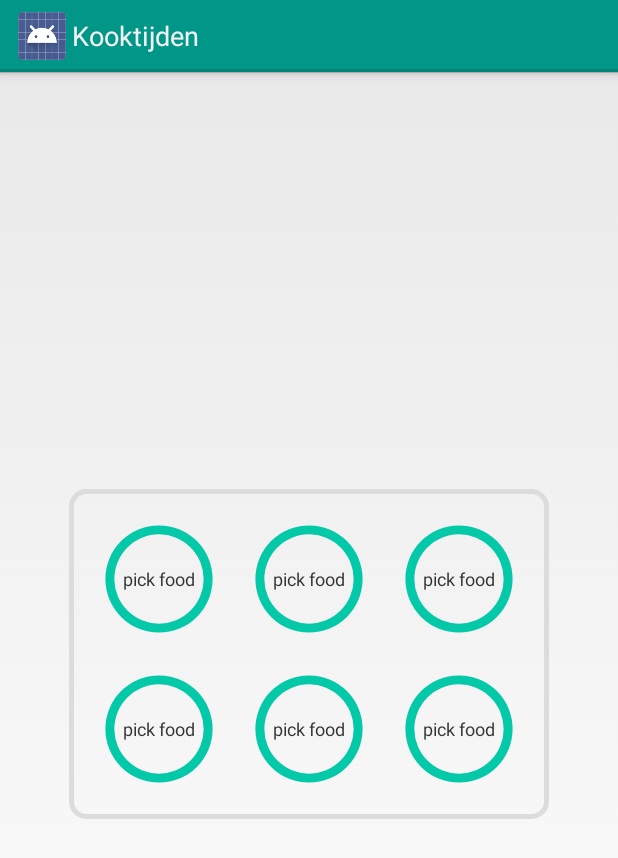
After one commit to TomDoes/Kooktijden, an Android app: the fragment FragmentKookplaat6pits shown on its own in the app's theme, on a phone screen of 412 x 824 dp. The commit adds this screen. Shown: the top 858 px of the screen. Run offline under Robolectric (Android 15) with nearby library versions, the phone set to English and light mode, and no system bars.

Commit message:
Nieuwe kookplaten toegevoegd

```diff
--- /dev/null
+++ b/app/src/main/java/com/tomdoesburg/kooktijden/FragmentKookplaat6pits.java
@@ -0,0 +1,96 @@
+package com.tomdoesburg.kooktijden;
+
+import android.os.Bundle;
+import android.support.v4.app.Fragment;
+import android.view.LayoutInflater;
+import android.view.View;
+import android.view.ViewGroup;
+import android.widget.Button;
+import android.widget.ProgressBar;
+import android.widget.TextView;
+
+/**
+ * Created by Joost on 2-7-2014.
+ */
+// Instances of this class are fragments representing a single
+// object in our collection.
+public class FragmentKookplaat6pits extends Fragment {
+    public static final String ARG_OBJECT = "object";
+
+    @Override
+    public View onCreateView(LayoutInflater inflater, ViewGroup container, Bundle savedInstanceState) {
+        // The last two arguments ensure LayoutParams are inflated properly.
+        View rootView = inflater.inflate(R.layout.kookplaat6pits, container, false);
+        return rootView;
+    }
+
+    @Override
+    public void onViewCreated(View view, Bundle savedInstanceState) {
+        super.onViewCreated(view, savedInstanceState);
+
+        //kookplaat 1
+        View kookplaat1view = getView().findViewById(R.id.kookplaat1);
+        ProgressBar kookplaat1_progress = (ProgressBar) kookplaat1view.findViewById(R.id.kookplaat);
+        TextView kookplaat1_text = (TextView) kookplaat1view.findViewById(R.id.kookplaatText);
+        Button kookplaat1_plus = (Button) kookplaat1view.findViewById(R.id.buttonTimerPlus);
+        Button kookplaat1_min = (Button) kookplaat1view.findViewById(R.id.buttonTimerMin);
+
+        TimerHelper timerHelper1 = new TimerHelper();
+        timerHelper1.init(kookplaat1_progress,kookplaat1_text,kookplaat1_plus,kookplaat1_min);
+
+
+        //kookplaat 2
+        View kookplaat2view = getView().findViewById(R.id.kookplaat2);
+        ProgressBar kookplaat2_progress = (ProgressBar) kookplaat2view.findViewById(R.id.kookplaat);
+        TextView kookplaat2_text = (TextView) kookplaat2view.findViewById(R.id.kookplaatText);
+        Button kookplaat2_plus = (Button) kookplaat2view.findViewById(R.id.buttonTimerPlus);
+        Button kookplaat2_min = (Button) kookplaat2view.findViewById(R.id.buttonTimerMin);
+
+        TimerHelper timerHelper2 = new TimerHelper();
+        timerHelper2.init(kookplaat2_progress,kookplaat2_text,kookplaat2_plus,kookplaat2_min);
+
+
+        //kookplaat 3
+        View kookplaat3view = getView().findViewById(R.id.kookplaat3);
+        ProgressBar kookplaat3_progress = (ProgressBar) kookplaat3view.findViewById(R.id.kookplaat);
+        TextView kookplaat3_text = (TextView) kookplaat3view.findViewById(R.id.kookplaatText);
+        Button kookplaat3_plus = (Button) kookplaat3view.findViewById(R.id.buttonTimerPlus);
+        Button kookplaat3_min = (Button) kookplaat3view.findViewById(R.id.buttonTimerMin);
+
+        TimerHelper timerHelper3 = new TimerHelper();
+        timerHelper3.init(kookplaat3_progress,kookplaat3_text,kookplaat3_plus,kookplaat3_min);
+
+
+        //kookplaat 4
+        View kookplaat4view = getView().findViewById(R.id.kookplaat4);
+        ProgressBar kookplaat4_progress = (ProgressBar) kookplaat4view.findViewById(R.id.kookplaat);
+        TextView kookplaat4_text = (TextView) kookplaat4view.findViewById(R.id.kookplaatText);
+        Button kookplaat4_plus = (Button) kookplaat4view.findViewById(R.id.buttonTimerPlus);
+        Button kookplaat4_min = (Button) kookplaat4view.findViewById(R.id.buttonTimerMin);
+
+        TimerHelper timerHelper4 = new TimerHelper();
+        timerHelper4.init(kookplaat4_progress,kookplaat4_text,kookplaat4_plus,kookplaat4_min);
+
+
+        //kookplaat 5
+        View kookplaat5view = getView().findViewById(R.id.kookplaat5);
+        ProgressBar kookplaat5_progress = (ProgressBar) kookplaat5view.findViewById(R.id.kookplaat);
+        TextView kookplaat5_text = (TextView) kookplaat5view.findViewById(R.id.kookplaatText);
+        Button kookplaat5_plus = (Button) kookplaat5view.findViewById(R.id.buttonTimerPlus);
+        Button kookplaat5_min = (Button) kookplaat5view.findViewById(R.id.buttonTimerMin);
+
+        TimerHelper timerHelper5 = new TimerHelper();
+        timerHelper5.init(kookplaat5_progress,kookplaat5_text,kookplaat5_plus,kookplaat5_min);
+
+
+        //kookplaat 6
+        View kookplaat6view = getView().findViewById(R.id.kookplaat6);
+        ProgressBar kookplaat6_progress = (ProgressBar) kookplaat6view.findViewById(R.id.kookplaat);
+        TextView kookplaat6_text = (TextView) kookplaat6view.findViewById(R.id.kookplaatText);
+        Button kookplaat6_plus = (Button) kookplaat6view.findViewById(R.id.buttonTimerPlus);
+        Button kookplaat6_min = (Button) kookplaat6view.findViewById(R.id.buttonTimerMin);
+
+        TimerHelper timerHelper6 = new TimerHelper();
+        timerHelper6.init(kookplaat6_progress,kookplaat6_text,kookplaat6_plus,kookplaat6_min);
+    }
+}
--- a/app/src/main/java/com/tomdoesburg/kooktijden/MyFragmentPagerAdapter.java
+++ b/app/src/main/java/com/tomdoesburg/kooktijden/MyFragmentPagerAdapter.java
@@ -30,6 +30,9 @@ public class MyFragmentPagerAdapter extends FragmentStatePagerAdapter {
             case 3:
                 fragment = new FragmentKookplaat5pits();
                 return fragment;
+            case 4:
+                fragment = new FragmentKookplaat6pits();
+                return fragment;
         }
         //if we get to this, something is wrong
         throw new IllegalArgumentException("no layout for this integer");
@@ -37,7 +40,7 @@ public class MyFragmentPagerAdapter extends FragmentStatePagerAdapter {
 
     @Override
     public int getCount() {
-        return 4;
+        return 5;
     }
 
     @Override
--- /dev/null
+++ b/app/src/main/res/layout/kookplaat6pits.xml
@@ -0,0 +1,59 @@
+<RelativeLayout xmlns:android="http://schemas.android.com/apk/res/android"
+    xmlns:tools="http://schemas.android.com/tools"
+    android:layout_width="fill_parent"
+    android:layout_height="fill_parent"
+    android:paddingLeft="@dimen/activity_horizontal_margin"
+    android:paddingRight="@dimen/activity_horizontal_margin"
+    android:paddingTop="@dimen/activity_vertical_margin"
+    android:paddingBottom="@dimen/activity_vertical_margin"
+    tools:context="com.tomdoesburg.kooktijden.MainActivity$PlaceholderFragment">
+
+    <!-- Created by Joost on 1/7/14. -->
+
+    <RelativeLayout
+        android:layout_width="wrap_content"
+        android:layout_height="wrap_content"
+        android:background="@drawable/rounded_corners"
+        android:layout_centerInParent="true">
+
+        <include layout="@layout/single_kookplaat"
+            android:id="@+id/kookplaat1"
+            android:layout_width="wrap_content"
+            android:layout_height="wrap_content"/>
+
+        <include layout="@layout/single_kookplaat"
+            android:id="@+id/kookplaat2"
+            android:layout_width="wrap_content"
+            android:layout_height="wrap_content"
+            android:layout_toRightOf="@+id/kookplaat1"/>
+
+        <include layout="@layout/single_kookplaat"
+            android:id="@+id/kookplaat3"
+            android:layout_width="wrap_content"
+            android:layout_height="wrap_content"
+            android:layout_toRightOf="@+id/kookplaat2"/>
+
+        <include layout="@layout/single_kookplaat"
+            android:id="@+id/kookplaat4"
+            android:layout_width="wrap_content"
+            android:layout_height="wrap_content"
+            android:layout_below="@id/kookplaat1"/>
+
+        <include layout="@layout/single_kookplaat"
+            android:id="@+id/kookplaat5"
+            android:layout_width="wrap_content"
+            android:layout_height="wrap_content"
+            android:layout_toRightOf="@+id/kookplaat1"
+            android:layout_below="@id/kookplaat2"/>
+
+        <include layout="@layout/single_kookplaat"
+            android:id="@+id/kookplaat6"
+            android:layout_width="wrap_content"
+            android:layout_height="wrap_content"
+            android:layout_toRightOf="@+id/kookplaat2"
+            android:layout_below="@id/kookplaat3"/>
+
+
+    </RelativeLayout>
+
+</RelativeLayout>
--- a/app/src/main/res/layout/single_kookplaat.xml
+++ b/app/src/main/res/layout/single_kookplaat.xml
@@ -7,8 +7,8 @@
     <ProgressBar
         android:id="@+id/kookplaat"
         style="?android:attr/progressBarStyleHorizontal"
-        android:layout_width="120dip"
-        android:layout_height="120dip"
+        android:layout_width="100dip"
+        android:layout_height="100dip"
         android:padding="5dp"
         android:indeterminate="false"
         android:progressDrawable="@drawable/customprogressbar"/>
@@ -22,7 +22,7 @@
         android:layout_alignRight="@+id/kookplaat"
         android:layout_alignBottom="@+id/kookplaat"
         android:gravity="center"
-        android:textSize="13sp"
+        android:textSize="12dp"
         android:text="pick food" />
 
     <Button
```
